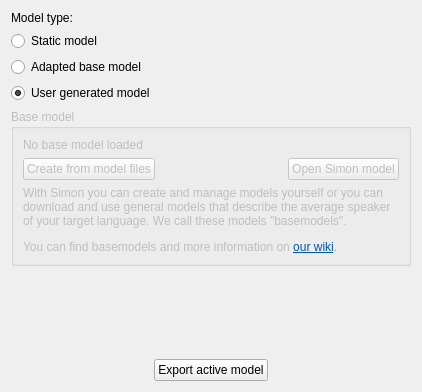
Old version of the form simonlib/simonscenarios/modelsettingsdlg.ui in the repository KDE/simon.
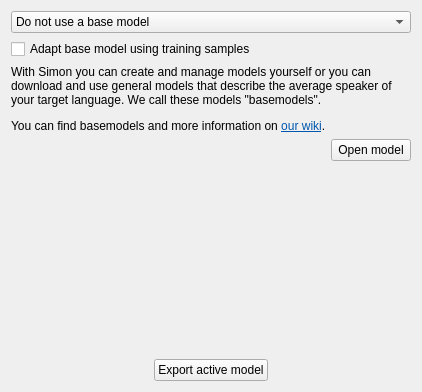
New version of the form. Custom widgets are drawn as their Qt base class.

Commit message: Local management of more than one base model

Patch:
```diff
--- a/simonlib/simonscenarios/modelsettingsdlg.ui
+++ b/simonlib/simonscenarios/modelsettingsdlg.ui
@@ -15,82 +15,20 @@
   </property>
   <layout class="QVBoxLayout" name="verticalLayout">
    <item>
-    <widget class="QLabel" name="label">
-     <property name="text">
-      <string>Model type:</string>
-     </property>
-    </widget>
-   </item>
+    <widget class="QComboBox" name="cbBaseModels">
    <item>
-    <widget class="QRadioButton" name="rbStatic">
      <property name="text">
-      <string>Static model</string>
-     </property>
-    </widget>
-   </item>
-   <item>
-    <widget class="QRadioButton" name="rbBaseModel">
-     <property name="text">
-      <string>Adapted base model</string>
-     </property>
+       <string>Do not use a base model</string>
+      </property>
+     </item>
     </widget>
    </item>
    <item>
-    <widget class="QRadioButton" name="rbDynamic">
+    <widget class="QCheckBox" name="cbAdapt">
      <property name="text">
-      <string>User generated model</string>
+      <string>Adapt base model using training samples</string>
      </property>
-     <property name="checked">
-      <bool>true</bool>
-     </property>
     </widget>
-   </item>
-   <item>
-    <widget class="QGroupBox" name="groupBox">
-     <property name="enabled">
-      <bool>false</bool>
-     </property>
-     <property name="title">
-      <string>Base model</string>
-     </property>
-     <layout class="QVBoxLayout" name="verticalLayout_2">
-      <item>
-       <widget class="QLabel" name="lbModelName">
-        <property name="text">
-         <string>No base model loaded</string>
-        </property>
-       </widget>
-      </item>
-      <item>
-       <layout class="QHBoxLayout" name="horizontalLayout">
-        <item>
-         <widget class="KPushButton" name="pbCreate">
-          <property name="text">
-           <string>Create from model files</string>
-          </property>
-         </widget>
-        </item>
-        <item>
-         <spacer name="horizontalSpacer">
-          <property name="orientation">
-           <enum>Qt::Horizontal</enum>
-          </property>
-          <property name="sizeHint" stdset="0">
-           <size>
-            <width>40</width>
-            <height>20</height>
-           </size>
-          </property>
-         </spacer>
-        </item>
-        <item>
-         <widget class="KPushButton" name="pbOpen">
-          <property name="text">
-           <string>Open Simon model</string>
-          </property>
-         </widget>
-        </item>
-       </layout>
       </item>
       <item>
        <widget class="QLabel" name="label_2">
@@ -116,8 +54,29 @@
         </property>
        </widget>
       </item>
-     </layout>
-    </widget>
+   <item>
+    <layout class="QHBoxLayout" name="horizontalLayout">
+     <item>
+      <spacer name="horizontalSpacer">
+       <property name="orientation">
+        <enum>Qt::Horizontal</enum>
+       </property>
+       <property name="sizeHint" stdset="0">
+        <size>
+         <width>40</width>
+         <height>20</height>
+        </size>
+       </property>
+      </spacer>
+     </item>
+     <item>
+      <widget class="KPushButton" name="pbImport">
+       <property name="text">
+        <string>Open model</string>
+       </property>
+      </widget>
+     </item>
+    </layout>
    </item>
    <item>
     <spacer name="verticalSpacer">
```
Left out of the diff: 19 changed lines with no effect on the pictures. Lines whose indentation alone changed are shown as unchanged. The commit also changes 5 other files.
